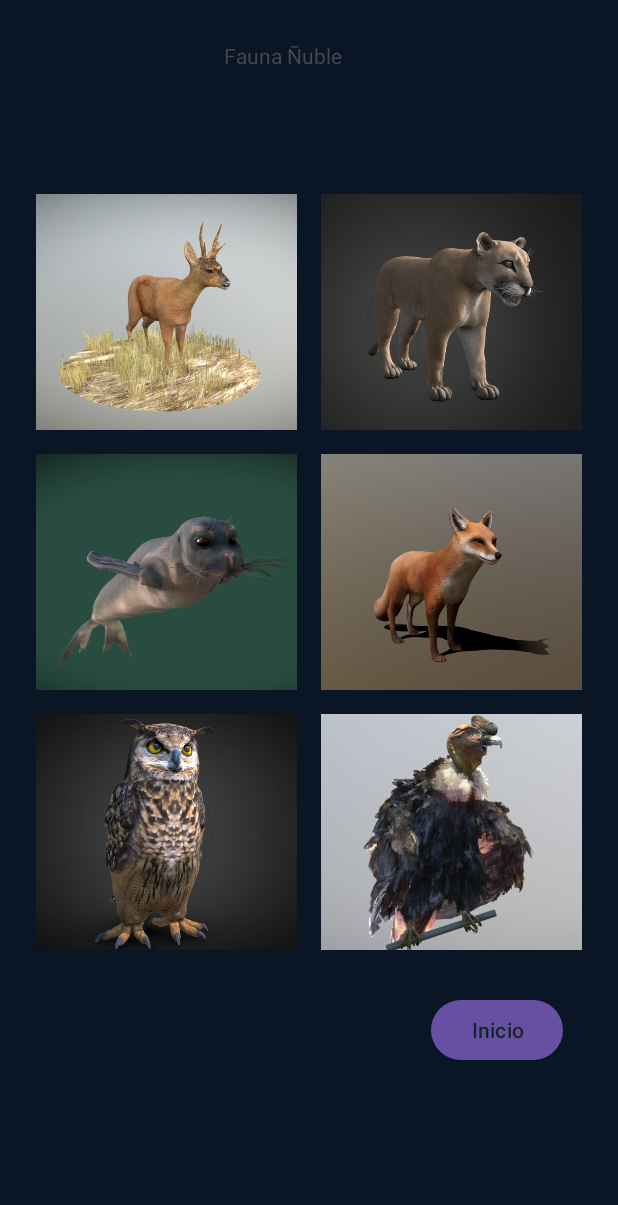
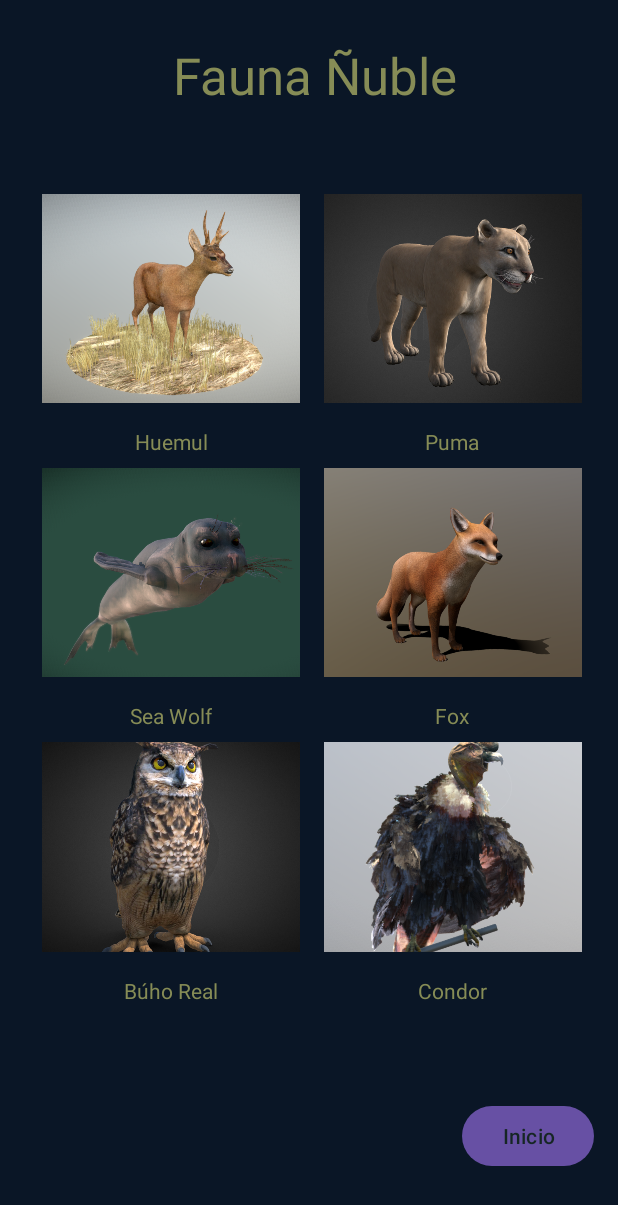
Before and after one commit to Benyiman/ProyectoFauna, an Android app: the layout activity_main.xml on its own in the app's theme, with its tools: preview values and no code run, on a phone screen of 412 x 824 dp. Shown: the top 1205 px of the screen. Run offline under Robolectric (Android 15) with nearby library versions, the phone set to English and light mode, and no system bars.

Commit message:
Proyectofauna MenuArreglado

```diff
--- a/app/src/main/java/cl/isisur/proyectofaunauble/MainActivity.java
+++ b/app/src/main/java/cl/isisur/proyectofaunauble/MainActivity.java
@@ -13,7 +13,9 @@ public class MainActivity extends AppCompatActivity {
             "https://sketchfab.com/models/8242c1a560e149858844abdd8dd869f9/embed",
             "https://sketchfab.com/models/c1f647a0c8d04f14b43e23ba292ca72f/embed",
             "https://sketchfab.com/models/215b317cabfa42c48fad08d8b9a8fb8d/embed",
-            "https://sketchfab.com/models/fb255e4232d14734aac4d93ed2980160/embed"
+            "https://sketchfab.com/models/fb255e4232d14734aac4d93ed2980160/embed",
+            "https://sketchfab.com/models/90ba3e274ec248d78f23b1beb5da5b08/embed",
+
     };
 
     @Override
--- a/app/src/main/res/layout/activity_inicio.xml
+++ b/app/src/main/res/layout/activity_inicio.xml
@@ -5,33 +5,36 @@
     android:id="@+id/main"
     android:layout_width="match_parent"
     android:layout_height="match_parent"
-    tools:context=".Inicio"
-    android:padding="16dp">
+    android:background="@drawable/fondo"
+    android:padding="16dp"
+    tools:context=".Inicio">
+
 
     <TextView
         android:id="@+id/textViewWelcome"
         android:layout_width="wrap_content"
         android:layout_height="wrap_content"
-        android:text="Bienvenido"
-        android:textSize="24sp"
+        android:text="Bienvenido a fauna Ñuble"
+        android:textAlignment="center"
+        android:textColor="@color/black"
+        android:textSize="48sp"
         android:textStyle="bold"
-        android:layout_marginBottom="8dp"
-        app:layout_constraintTop_toTopOf="parent"
+        app:layout_constraintEnd_toEndOf="parent"
         app:layout_constraintStart_toStartOf="parent"
-        app:layout_constraintEnd_toEndOf="parent" />
+        app:layout_constraintTop_toTopOf="parent" />
 
 
     <TextView
         android:id="@+id/textViewDescription"
-        android:layout_width="0dp"
-        android:layout_height="wrap_content"
-        android:layout_marginTop="8dp"
-        android:background="@drawable/buho_real"
+        android:layout_width="378dp"
+        android:layout_height="189dp"
+        android:layout_marginTop="100dp"
+        android:background="@color/verdecito"
         android:padding="16dp"
-
         android:text="Este proyecto muestra información sobre la fauna de Ñuble. Puedes ver modelos 3D de diversos animales y aprender más sobre ellos."
-        android:textColor="@color/amar"
-        android:textSize="16sp"
+        android:textColor="@color/fondo"
+        android:textColorLink="#9C6464"
+        android:textSize="24sp"
         app:layout_constraintEnd_toEndOf="parent"
         app:layout_constraintHorizontal_bias="0.0"
         app:layout_constraintStart_toStartOf="parent"
@@ -41,10 +44,9 @@
         android:id="@+id/buttonGoToMain"
         android:layout_width="wrap_content"
         android:layout_height="wrap_content"
-        android:layout_marginTop="168dp"
-        android:text="Ir a Main"
+        android:layout_marginTop="436dp"
+        android:text="Ir a Modelos"
         app:layout_constraintEnd_toEndOf="parent"
-        app:layout_constraintHorizontal_bias="0.905"
         app:layout_constraintStart_toStartOf="parent"
         app:layout_constraintTop_toBottomOf="@id/textViewDescription" />
 
--- a/app/src/main/res/layout/activity_main.xml
+++ b/app/src/main/res/layout/activity_main.xml
@@ -5,14 +5,14 @@
     android:id="@+id/main"
     android:layout_width="match_parent"
     android:layout_height="match_parent"
-    android:background="#0F2624"
+    android:background="@color/fondo"
     tools:context=".MainActivity">
 
 
     <RelativeLayout
         android:id="@+id/relativeLayout"
-        android:layout_width="match_parent"
-        android:layout_height="match_parent"
+        android:layout_width="408dp"
+        android:layout_height="686dp"
         android:background="@color/fondo"
         app:layout_constraintBottom_toBottomOf="parent"
         app:layout_constraintEnd_toEndOf="parent"
@@ -23,11 +23,9 @@
 
         <GridLayout
             android:id="@+id/gridLayout"
-            android:layout_width="391dp"
-            android:layout_height="520dp"
+            android:layout_width="match_parent"
+            android:layout_height="match_parent"
             android:layout_below="@id/toggleButton"
-            android:layout_alignParentTop="true"
-            android:layout_centerHorizontal="true"
             android:layout_marginStart="16dp"
             android:layout_marginLeft="16dp"
             android:layout_marginTop="121dp"
@@ -48,16 +46,43 @@
                 android:scaleType="centerCrop"
                 android:src="@drawable/huemul" />
 
+            <TextView
+                android:id="@+id/textHuemul"
+                android:layout_width="wrap_content"
+                android:layout_height="wrap_content"
+                android:layout_row="1"
+                android:layout_column="0"
+                android:layout_below="@id/imageHuemul"
+                android:layout_gravity="center_horizontal"
+                android:layout_marginTop="8dp"
+                android:text="@string/huemul"
+                android:textColor="@color/verdemilitar"
+                android:textSize="14sp" />
+
             <ImageView
                 android:id="@+id/imagePuma"
                 android:layout_width="0dp"
                 android:layout_height="0dp"
+                android:layout_row="0"
                 android:layout_rowWeight="1"
                 android:layout_columnWeight="1"
                 android:layout_margin="8dp"
                 android:contentDescription="@string/puma"
                 android:scaleType="centerCrop"
                 android:src="@drawable/puma" />
+
+            <TextView
+                android:id="@+id/textPuma"
+                android:layout_width="wrap_content"
+                android:layout_height="wrap_content"
+                android:layout_row="1"
+                android:layout_column="1"
+                android:layout_below="@id/imagePuma"
+                android:layout_gravity="center_horizontal"
+                android:layout_marginTop="8dp"
+                android:text="@string/puma"
+                android:textColor="@color/verdemilitar"
+                android:textSize="14sp" />
 
             <ImageView
                 android:id="@+id/imageSeaWolf"
@@ -70,16 +95,43 @@
                 android:scaleType="centerCrop"
                 android:src="@drawable/foca" />
 
+            <TextView
+                android:id="@+id/textFoca"
+                android:layout_width="wrap_content"
+                android:layout_height="wrap_content"
+                android:layout_row="3"
+                android:layout_column="0"
+                android:layout_below="@id/imageSeaWolf"
+                android:layout_gravity="center_horizontal"
+                android:layout_marginTop="8dp"
+                android:text="@string/sea_wolf"
+                android:textColor="@color/verdemilitar"
+                android:textSize="14sp" />
+
             <ImageView
                 android:id="@+id/imageFox"
                 android:layout_width="0dp"
                 android:layout_height="0dp"
+                android:layout_row="1"
                 android:layout_rowWeight="1"
                 android:layout_columnWeight="1"
                 android:layout_margin="8dp"
                 android:contentDescription="@string/fox"
                 android:scaleType="centerCrop"
                 android:src="@drawable/zorro" />
+
+            <TextView
+                android:id="@+id/textFox"
+                android:layout_width="wrap_content"
+                android:layout_height="wrap_content"
+                android:layout_row="3"
+                android:layout_column="1"
+                android:layout_below="@id/imageFox"
+                android:layout_gravity="center_horizontal"
+                android:layout_marginTop="8dp"
+                android:text="@string/fox"
+                android:textColor="@color/verdemilitar"
+                android:textSize="14sp" />
 
             <ImageView
                 android:id="@+id/imageBuhoReal"
@@ -93,44 +145,76 @@
                 android:soundEffectsEnabled="false"
                 android:src="@drawable/buho_real" />
 
+            <TextView
+                android:id="@+id/textBuho"
+                android:layout_width="wrap_content"
+                android:layout_height="wrap_content"
+                android:layout_row="5"
+                android:layout_column="0"
+                android:layout_below="@id/imageBuhoReal"
+                android:layout_gravity="center_horizontal"
+                android:layout_marginTop="8dp"
+                android:text="@string/buho_real"
+                android:textColor="@color/verdemilitar"
+                android:textSize="14sp" />
+
             <ImageView
                 android:id="@+id/imageCondor"
                 android:layout_width="0dp"
                 android:layout_height="0dp"
+                android:layout_row="1"
                 android:layout_rowWeight="1"
                 android:layout_columnWeight="1"
                 android:layout_margin="8dp"
-                android:contentDescription="@string/buho_real"
                 android:scaleType="centerCrop"
                 android:soundEffectsEnabled="false"
                 android:src="@drawable/condor" />
+
+            <TextView
+                android:id="@+id/textCondor"
+                android:layout_width="wrap_content"
+                android:layout_height="wrap_content"
+                android:layout_row="5"
+                android:layout_column="1"
+                android:layout_below="@id/imageCondor"
+                android:layout_gravity="center_horizontal"
+                android:layout_marginTop="8dp"
+                android:text="@string/condor"
+                android:textColor="@color/verdemilitar"
+                android:textSize="14sp" />
 
         </GridLayout>
 
 
         <TextView
             android:id="@+id/textView"
-            android:layout_width="138dp"
-            android:layout_height="70dp"
+            android:layout_width="216dp"
+            android:layout_height="75dp"
             android:layout_alignParentStart="true"
             android:layout_alignParentTop="true"
-            android:layout_marginStart="149dp"
+            android:layout_marginStart="98dp"
             android:layout_marginTop="27dp"
-            android:text="Fauna Ñuble" />
-
-        <Button
-            android:id="@+id/button"
-            android:layout_width="wrap_content"
-            android:layout_height="wrap_content"
-            android:layout_alignParentStart="true"
-            android:layout_alignParentBottom="true"
-            android:layout_marginStart="287dp"
-            android:layout_marginBottom="113dp"
-            android:text="Inicio"
-            android:textColor="@color/botones"
-            android:textColorLink="@color/botones" />
+            android:text="Fauna Ñuble"
+            android:textAlignment="center"
+            android:textColor="@color/verdemilitar"
+            android:textSize="34sp" />
 
 
     </RelativeLayout>
 
+    <Button
+        android:id="@+id/button"
+        android:layout_width="wrap_content"
+        android:layout_height="wrap_content"
+        android:layout_marginEnd="16dp"
+        android:text="Inicio"
+        android:textColor="@color/botones"
+        android:textColorLink="@color/botones"
+        app:layout_constraintBottom_toBottomOf="parent"
+        app:layout_constraintEnd_toEndOf="parent"
+        app:layout_constraintHorizontal_bias="1.0"
+        app:layout_constraintStart_toStartOf="parent"
+        app:layout_constraintTop_toBottomOf="@+id/relativeLayout"
+        app:layout_constraintVertical_bias="0.528" />
+
 </androidx.constraintlayout.widget.ConstraintLayout>
--- a/app/src/main/res/values/colors.xml
+++ b/app/src/main/res/values/colors.xml
@@ -5,7 +5,7 @@
     <color name="amar">#A66933</color>
     <color name="fondo">#0A1626</color>
     <color name="botones">#162624</color>
-    <color name="verdecito">#7F8C72</color>
+    <color name="verdecito">#CC7F8C72</color>
     <color name="verdemilitar">#868C56</color>
     <color name="cafe">#594731</color>
 
--- a/app/src/main/res/values/strings.xml
+++ b/app/src/main/res/values/strings.xml
@@ -1,8 +1,9 @@
 <resources>
     <string name="app_name">ProyectoFaunaÑuble</string>
-    <string name="huemul" />
-    <string name="puma" />
-    <string name="sea_wolf" />
-    <string name="fox" />
-    <string name="buho_real" />
+    <string name="huemul">Huemul</string>
+    <string name="puma">Puma</string>
+    <string name="sea_wolf">Sea Wolf</string>
+    <string name="fox">Fox</string>
+    <string name="buho_real">Búho Real</string>
+    <string name="condor">Condor</string>
 </resources>
```
Also changed, not shown: app/src/main/AndroidManifest.xml (+8 -6 lines), app/src/main/res/drawable/fondo.png (added).
